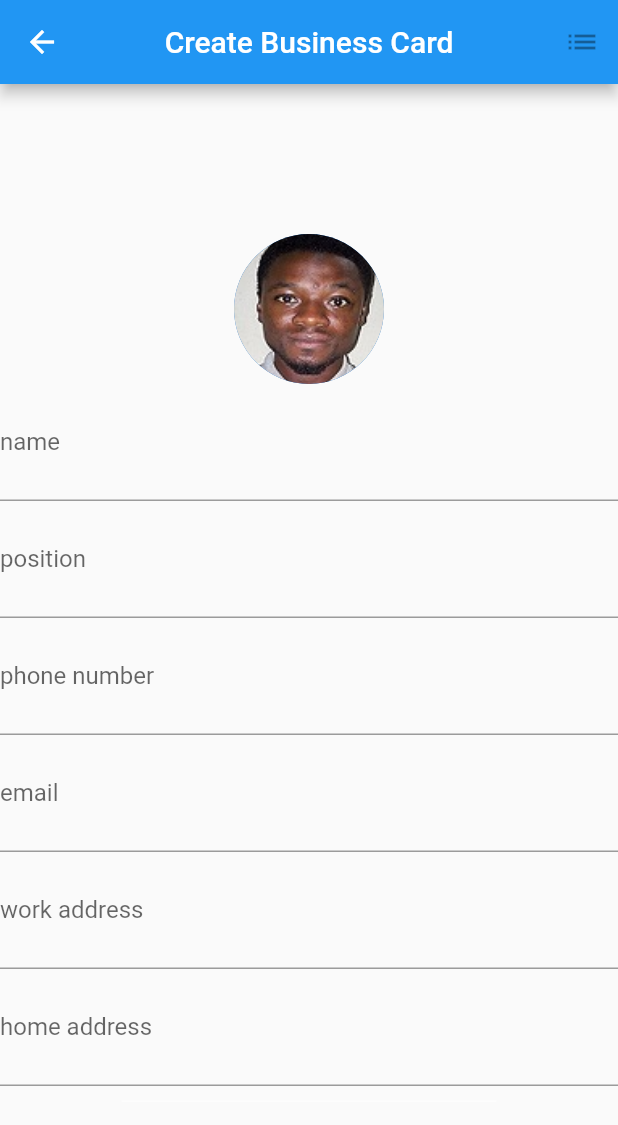
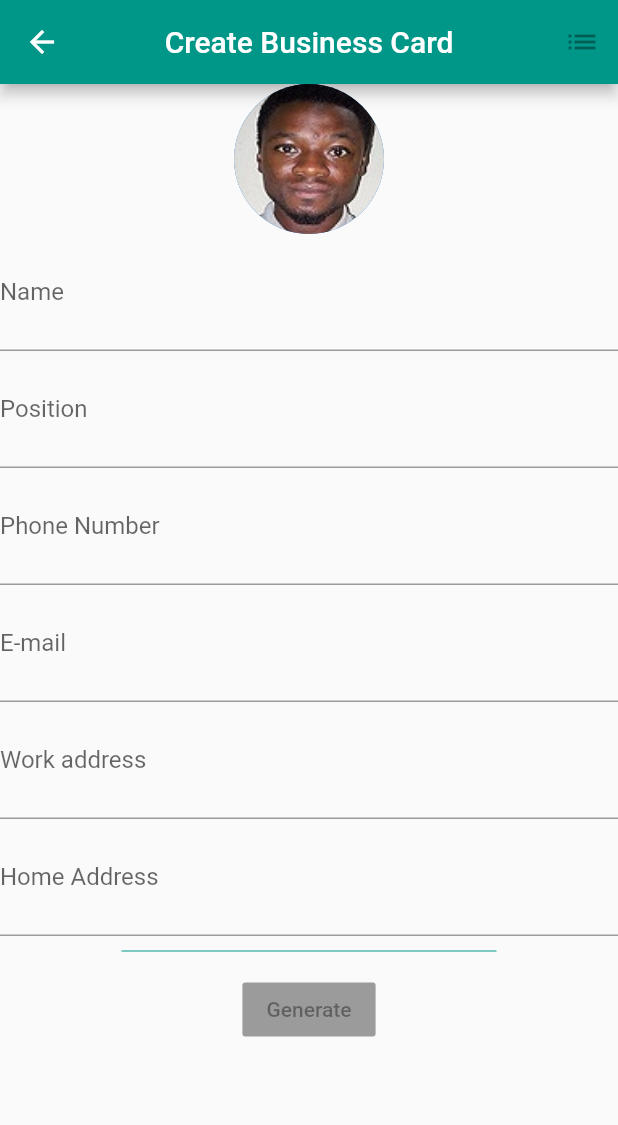
Before and after one commit to Larhwally/Business_Card_Generator, a Flutter app: the IndexPage screen opened directly, on a phone screen of 412 x 824 dp. Shown: the top 1125 px of the screen. Run offline on Flutter 3.47's test engine with Material 2 defaults, Android fonts, the phone set to English and light mode, and no system bars; our stand-ins replace share.

Commit message:
updated indexpage with ListView

```diff
--- a/lib/homepage.dart
+++ b/lib/homepage.dart
@@ -13,14 +13,14 @@ class Details {
 class HomePage extends StatelessWidget {
   @override
   Widget build(BuildContext context) {
-    return Scaffold(
+    return SafeArea(
+      child: Scaffold(
         backgroundColor: Colors.teal,
         body: SafeArea(
           child: Column(
             mainAxisAlignment: MainAxisAlignment.spaceBetween,
             children: <Widget>[
-            Padding(
-                padding: EdgeInsets.symmetric(vertical: 100.0),
+              Expanded(
                 child: Column(
                   mainAxisAlignment: MainAxisAlignment.center,
                   children: <Widget>[
@@ -102,7 +102,8 @@ class HomePage extends StatelessWidget {
                       ),
                     ),
                   ],
-                )),
+                ),
+              ),
               Padding(
                   padding: EdgeInsets.symmetric(vertical: 10, horizontal: 10),
                   child: Row(
@@ -118,6 +119,7 @@ class HomePage extends StatelessWidget {
             ],
           ),
         ),
+      ),
     );
   }
 }
--- a/lib/indexpage.dart
+++ b/lib/indexpage.dart
@@ -21,14 +21,15 @@ class _IndexPageState extends State<IndexPage> {
           title: Text('Create Business Card'),
           centerTitle: true,
           actions: [IconButton(icon: Icon(Icons.list), onPressed: null)],
+          backgroundColor: Colors.teal,
         ),
         body: SafeArea(
-            child: Column(
-          mainAxisAlignment: MainAxisAlignment.spaceBetween,
+            child: ListView(
+          scrollDirection: Axis.vertical,
+          addAutomaticKeepAlives: false,
+          //mainAxisAlignment: MainAxisAlignment.spaceBetween,
           children: <Widget>[
-            Padding(
-                padding: EdgeInsets.symmetric(vertical: 100.0),
-                child: Column(
+            Column(
               mainAxisAlignment: MainAxisAlignment.center,
               children: <Widget>[
                 CircleAvatar(
@@ -37,7 +38,7 @@ class _IndexPageState extends State<IndexPage> {
                 ),
                 TextField(
                   decoration: const InputDecoration(
-                        labelText: 'name',
+                    labelText: 'Name',
                     hintText: 'Enter name',
                   ),
                   maxLines: 2,
@@ -49,7 +50,7 @@ class _IndexPageState extends State<IndexPage> {
                 ),
                 TextField(
                   decoration: const InputDecoration(
-                        labelText: 'position',
+                    labelText: 'Position',
                     hintText: 'Enter position',
                   ),
                   maxLines: 2,
@@ -61,7 +62,7 @@ class _IndexPageState extends State<IndexPage> {
                 ),
                 TextField(
                   decoration: const InputDecoration(
-                        labelText: 'phone number',
+                    labelText: 'Phone Number',
                     hintText: 'Enter phone number',
                   ),
                   maxLines: 2,
@@ -73,7 +74,7 @@ class _IndexPageState extends State<IndexPage> {
                 ),
                 TextField(
                   decoration: const InputDecoration(
-                        labelText: 'email',
+                    labelText: 'E-mail',
                     hintText: 'Enter email',
                   ),
                   maxLines: 2,
@@ -85,7 +86,7 @@ class _IndexPageState extends State<IndexPage> {
                 ),
                 TextField(
                   decoration: const InputDecoration(
-                        labelText: 'work address',
+                    labelText: 'Work address',
                     hintText: 'Enter work address',
                   ),
                   maxLines: 2,
@@ -97,7 +98,7 @@ class _IndexPageState extends State<IndexPage> {
                 ),
                 TextField(
                   decoration: const InputDecoration(
-                        labelText: 'home address',
+                    labelText: 'Home Address',
                     hintText: 'Enter home address',
                   ),
                   maxLines: 2,
@@ -110,11 +111,11 @@ class _IndexPageState extends State<IndexPage> {
                 SizedBox(
                     height: 20.0,
                     width: 250.0,
-                        child: Divider(color: Colors.white)),
+                    child: Divider(color: Colors.teal)),
               ],
-                )),
+            ),
             Padding(
-                padding: EdgeInsets.symmetric(vertical: 10, horizontal: 10),
+                padding: EdgeInsets.symmetric(vertical: 5, horizontal: 5),
                 child: Row(
                   mainAxisAlignment: MainAxisAlignment.spaceAround,
                   children: <Widget>[
@@ -133,9 +134,7 @@ class _IndexPageState extends State<IndexPage> {
         )));
   }
 
-  void _generateCard() {
-    return Scaffold(
-      body:
-    )
+  Scaffold _generateCard() {
+    return Scaffold(body: Container());
   }
 }
--- a/lib/main.dart
+++ b/lib/main.dart
@@ -1,5 +1,6 @@
 import 'package:business_card/homepage.dart';
 import 'package:flutter/material.dart';
+import 'indexpage.dart';
 // import 'package:wc_flutter_share/wc_flutter_share.dart';
 
 void main() {
```
Lines whose indentation alone changed are shown as unchanged.
